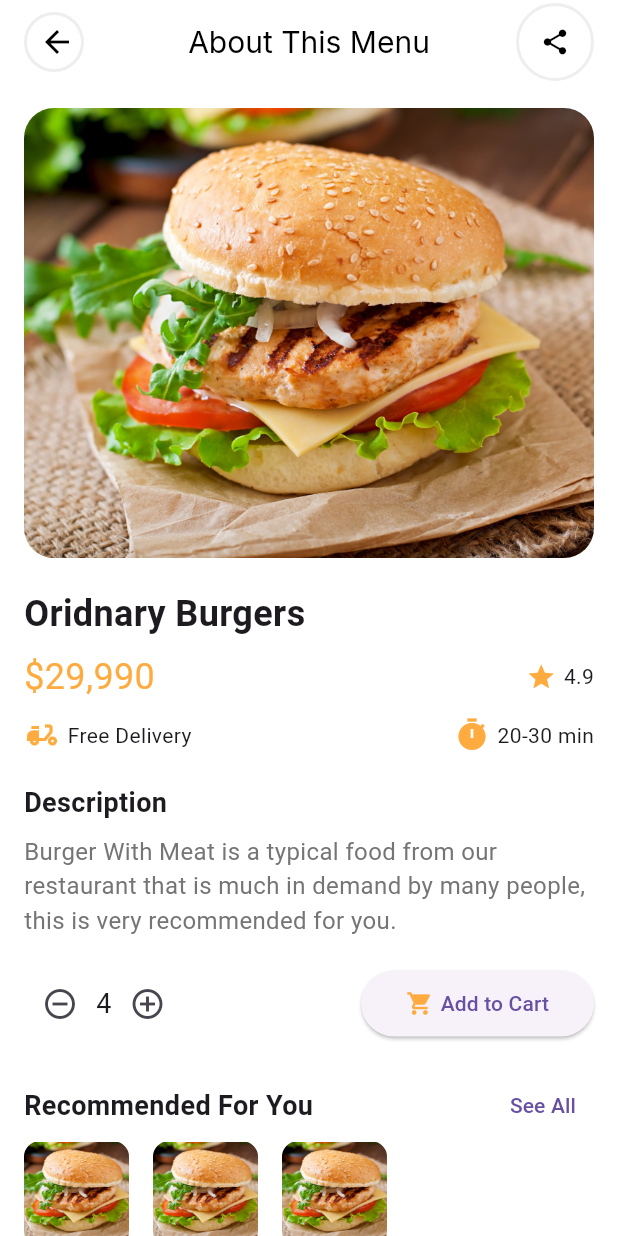
After one commit to YugaJ7/Food-Delivery-App, a Flutter app: the HomeScreen screen opened by its route, after a tap on "Oridnary Burgers", on a phone screen of 412 x 824 dp. The commit adds this screen. Run offline on Flutter 3.47's test engine with Material 3 defaults, Android fonts, the phone set to English and light mode, and no system bars; our stand-ins replace google_fonts, image_picker.

Commit message:
Corrected the navbar and made Order Detail screen

```diff
--- a/food_delivery/lib/Components/navbar.dart
+++ b/food_delivery/lib/Components/navbar.dart
@@ -1,4 +1,9 @@
 import 'package:flutter/material.dart';
+import 'package:food_delivery/screens/home_screen.dart';
+import 'package:food_delivery/screens/notification.dart';
+import 'package:food_delivery/screens/profile_screen.dart';
+import 'package:food_delivery/screens/security.dart';
+
 class Navbar extends StatefulWidget {
   const Navbar({super.key});
 
@@ -7,18 +12,31 @@ class Navbar extends StatefulWidget {
 }
 
 class _NavbarState extends State<Navbar> {
-  int _selectedIndex=0;
-  void _onItemTapped(int index) {
-    setState(() {
-      _selectedIndex = index;
-    });
-  }
+  int _selectedIndex = 0;
+
+    final List<Widget> _pages = [
+    HomeScreen(),
+    Security(),
+    NotificationScreen(),
+    ProfileScreen(name: 'Default Name',
+          email: 'example@gmail.com',),
+  ];
+
   @override
   Widget build(BuildContext context) {
-    return BottomNavigationBar(
+    return Scaffold(
+      body: _pages[_selectedIndex], // Display the selected page
+      bottomNavigationBar: BottomNavigationBar(
+        currentIndex: _selectedIndex,
+        onTap: (index) {
+          setState(() {
+            _selectedIndex = index;
+          });
+        },
         type: BottomNavigationBarType.fixed,
         backgroundColor: Colors.white,
         selectedItemColor: Colors.orangeAccent,
+        unselectedItemColor: Colors.grey,
         items: const [
           BottomNavigationBarItem(
             icon: Icon(Icons.home),
@@ -37,25 +55,21 @@ class _NavbarState extends State<Navbar> {
             label: 'Profile',
           ),
         ],
-    currentIndex: _selectedIndex,
-    onTap: (index) {
-    switch (index) {
-    case 0:
-    Navigator.pushNamed(context, '/home');
-    break;
-    case 1:
-    Navigator.pushNamed(context,'/security');
-    break;
-    case 2:
-    Navigator.pushNamed(context, '/notification');
-    break;
-    case 3:
-    Navigator.pushNamed(context, '/profile');
-    break;
-    default:
-    break;
-    }
-    }
-    );
-  }
+     ),
+);
 }
+}
+
+
+
+
+// Navigator.pushNamed(context, '/home');
+    // break;
+    // case 1:
+    // Navigator.pushNamed(context,'/security');
+    // break;
+    // case 2:
+    // Navigator.pushNamed(context, '/notification');
+    // break;
+    // case 3:
+    // Navigator.pushNamed(context, '/profile');
--- a/food_delivery/lib/main.dart
+++ b/food_delivery/lib/main.dart
@@ -12,6 +12,7 @@ import 'screens/acc_delete.dart';
 import 'screens/add_acc.dart';
 //import 'screens/security.dart';
 import 'screens/notification.dart';
+import 'Components/navbar.dart';
 void main() {
   runApp(FlutterApp());
 }
@@ -22,7 +23,7 @@ class FlutterApp extends StatelessWidget {
       title: "Food App",
       debugShowCheckedModeBanner: false,
       routes: {
-        '/': (context) =>  HomeScreen(),
+        '/': (context) =>  Navbar(),
         '/home': (context) =>  HomeScreen(),
         '/profile': (context) => ProfileScreen(
           name: 'Default Name',
--- a/food_delivery/lib/screens/home_screen.dart
+++ b/food_delivery/lib/screens/home_screen.dart
@@ -5,6 +5,7 @@ import 'package:flutter/material.dart';
 import 'package:google_fonts/google_fonts.dart';
 import 'package:food_delivery/Components/product.dart';
 import 'package:food_delivery/Components/product_card.dart';
+import 'package:food_delivery/screens/order_detail.dart';
 class HomeScreen extends StatelessWidget {
   @override
   Widget build(BuildContext context) {
@@ -26,7 +27,6 @@ class HomeScreen extends StatelessWidget {
         children: [
           Stack(
             children: [
-              // Background image
               Container(
                 height: 270,
                 width: double.infinity,
@@ -118,26 +118,37 @@ class HomeScreen extends StatelessWidget {
           ),
           Expanded(
   child: Container(
-              padding: const EdgeInsets.fromLTRB(15.0,0.0,15.0,10.0),
-              child:GridView.builder(
+    padding: const EdgeInsets.fromLTRB(15.0, 0.0, 15.0, 10.0),
+    child: GridView.builder(
       gridDelegate: const SliverGridDelegateWithFixedCrossAxisCount(
         crossAxisCount: 2,
-                    childAspectRatio: (100/140),
+        childAspectRatio: (100 / 140),
         crossAxisSpacing: 12,
         mainAxisSpacing: 12,
       ),
       scrollDirection: Axis.vertical,
       itemCount: MyProduct.allProducts.length,
-                  itemBuilder:(context, index) {
-                    final allProducts = MyProduct.allProducts[index];
-                    return ProductCard(product : allProducts);
+      itemBuilder: (context, index) {
+        final product = MyProduct.allProducts[index];
+        return GestureDetector(
+          onTap: () {
+            Navigator.push(
+              context,
+              MaterialPageRoute(
+                builder: (context) => MenuScreen(product: product),
+              ),
+            );
           },
-                )
+          child: ProductCard(product: product),
+        );
+      },
+    ),
   ),
 )
+
         ],
       ),
-      bottomNavigationBar: Navbar(),
+     // bottomNavigationBar: Navbar(),
     );
   }
 }
--- /dev/null
+++ b/food_delivery/lib/screens/order_detail.dart
@@ -0,0 +1,222 @@
+import 'package:flutter/material.dart';
+import 'package:food_delivery/Components/product.dart';
+import 'package:google_fonts/google_fonts.dart';
+
+class MenuScreen extends StatelessWidget {
+  final Product product;
+  const MenuScreen({required this.product});
+  @override
+  Widget build(BuildContext context) {
+    return Scaffold(
+      appBar: AppBar(
+          title: Padding(
+            padding: const EdgeInsets.symmetric(horizontal: 16.0),
+            child: Text(
+              'About This Menu',
+              style: GoogleFonts.inter(textStyle: TextStyle(color: Colors.black, fontSize: 20)),
+            ),
+          ),
+          centerTitle: true,
+          backgroundColor: Colors.white,
+          leading: Padding(
+            padding: const EdgeInsets.only(left: 16.0),
+            child: Container(
+              decoration: BoxDecoration(
+                shape: BoxShape.circle,
+                border: Border.all(color: Colors.grey.shade200,width: 2)
+              ),
+              child: IconButton(
+                icon: Icon(Icons.arrow_back, color: Colors.black),
+                onPressed: () {
+                  Navigator.pop(context);
+                },
+              ),
+            ),
+          ),
+          actions: [
+            Padding(
+              padding: const EdgeInsets.only(right: 16.0),
+              child: Container(
+                decoration: BoxDecoration(
+                  shape: BoxShape.circle,
+                  border: Border.all(color: Colors.grey.shade200,width: 2),
+                ),
+                child: IconButton(
+                  icon: Icon(Icons.share, color: Colors.black, size: 20,),
+                  onPressed: () {},
+                ),
+              ),
+            ),
+          ],
+          elevation: 0,
+        ),
+        backgroundColor: Colors.white,
+      body: SingleChildScrollView(
+        child: Padding(
+          padding: const EdgeInsets.all(16.0),
+          child: Column(
+            crossAxisAlignment: CrossAxisAlignment.start,
+            children: [
+              Center(
+                child: ClipRRect(
+                  borderRadius: BorderRadius.circular(20),
+                  child: Image.asset(
+                    product.image,
+                    height: 300,
+                    width: double.infinity,
+                    fit: BoxFit.cover,
+                  ),
+                ),
+              ),
+              SizedBox(height: 20),
+              Text(
+                product.name,
+                style: TextStyle(fontSize: 24, fontWeight: FontWeight.bold),
+              ),
+              SizedBox(height: 8),
+              Row(
+                mainAxisAlignment: MainAxisAlignment.spaceBetween,
+                children: [
+                  Text(
+                    product.price,
+                    style: TextStyle(fontSize: 24, color: Colors.orangeAccent),
+                  ),
+                  Row(
+                    children: [
+                      Icon(Icons.star, color: Colors.orangeAccent, size: 20),
+                      SizedBox(width: 5),
+                      Text(product.rating),
+                    ],
+                  ),
+                ],
+              ),
+              SizedBox(height: 10),
+              Row(
+                mainAxisAlignment: MainAxisAlignment.spaceBetween,
+                children: [
+                  Row(
+                    children: [
+                      Icon(Icons.delivery_dining, color: Colors.orangeAccent),
+                      SizedBox(width: 5),
+                      Text("Free Delivery"),
+                    ],
+                  ),
+                  Row(
+                    children: [
+                      Icon(Icons.timer, color: Colors.orangeAccent),
+                      SizedBox(width: 5),
+                      Text("20-30 min"),
+                    ],
+                  ),
+                ],
+              ),
+              SizedBox(height: 20),
+              Text(
+                "Description",
+                style: TextStyle(fontSize: 18, fontWeight: FontWeight.bold),
+              ),
+              SizedBox(height: 8),
+              Text(
+                "Burger With Meat is a typical food from our restaurant that is much in demand by many people, this is very recommended for you.",
+                style: TextStyle(fontSize: 16, color: Colors.grey[600]),
+              ),
+              SizedBox(height: 20),
+              Row(
+                mainAxisAlignment: MainAxisAlignment.spaceBetween,
+                children: [
+                  Row(
+                    children: [
+                      IconButton(
+                        icon: Icon(Icons.remove_circle_outline),
+                        onPressed: () {
+                          },
+                      ),
+                      Text(
+                        "4", // Display quantity dynamically
+                        style: TextStyle(fontSize: 18),
+                      ),
+                      IconButton(
+                        icon: Icon(Icons.add_circle_outline),
+                        onPressed: () {
+                        },
+                      ),
+                    ],
+                  ),
+                  ElevatedButton(
+                    style: ElevatedButton.styleFrom(
+                      iconColor: Colors.orangeAccent,
+                      padding: EdgeInsets.symmetric(horizontal: 30, vertical: 12),
+                      shape: RoundedRectangleBorder(
+                        borderRadius: BorderRadius.circular(30),
+                      ),
+                    ),
+                    onPressed: () {
+                    },
+                    child: Row(
+                      children: [
+                        Icon(Icons.shopping_cart),
+                        SizedBox(width: 5),
+                        Text("Add to Cart"),
+                      ],
+                    ),
+                  ),
+                ],
+              ),
+              SizedBox(height: 20),
+              Row(
+                mainAxisAlignment: MainAxisAlignment.spaceBetween,
+                children: [
+                  Text(
+                    "Recommended For You",
+                    style: TextStyle(fontSize: 18, fontWeight: FontWeight.bold),
+                  ),
+                  TextButton(
+                    onPressed: () {
+                    },
+                    child: Text("See All"),
+                  ),
+                ],
+              ),
+              SizedBox(
+                height: 100,
+                child: ListView(
+                  scrollDirection: Axis.horizontal,
+                  children: [
+                    buildRecommendedItem(),
+                    buildRecommendedItem(),
+                    buildRecommendedItem(),
+                  ],
+                ),
+              ),
+            ],
+          ),
+        ),
+      ),
+    );
+  }
+
+Widget buildRecommendedItem() {
+    return Padding(
+      padding: const EdgeInsets.only(right: 16.0),
+      child: Column(
+        crossAxisAlignment: CrossAxisAlignment.start,
+        children: [
+          ClipRRect(
+            borderRadius: BorderRadius.circular(10),
+            child: Image.asset(
+              product.image,
+              height: 70,
+              width: 70,
+              fit: BoxFit.cover,
+            ),
+          ),
+          SizedBox(height: 8),
+          Text(
+            "Burger",
+            style: TextStyle(fontSize: 16),
+          ),
+        ],
+      ),
+    );
+  }
+}
--- a/food_delivery/lib/screens/profile_screen.dart
+++ b/food_delivery/lib/screens/profile_screen.dart
@@ -209,7 +209,7 @@ class ProfileScreen extends StatelessWidget {
           ],
         ),
       ),
-      bottomNavigationBar: Navbar()
+     // bottomNavigationBar: Navbar()
     );
   }
 }
```
Lines whose indentation alone changed are shown as unchanged.
